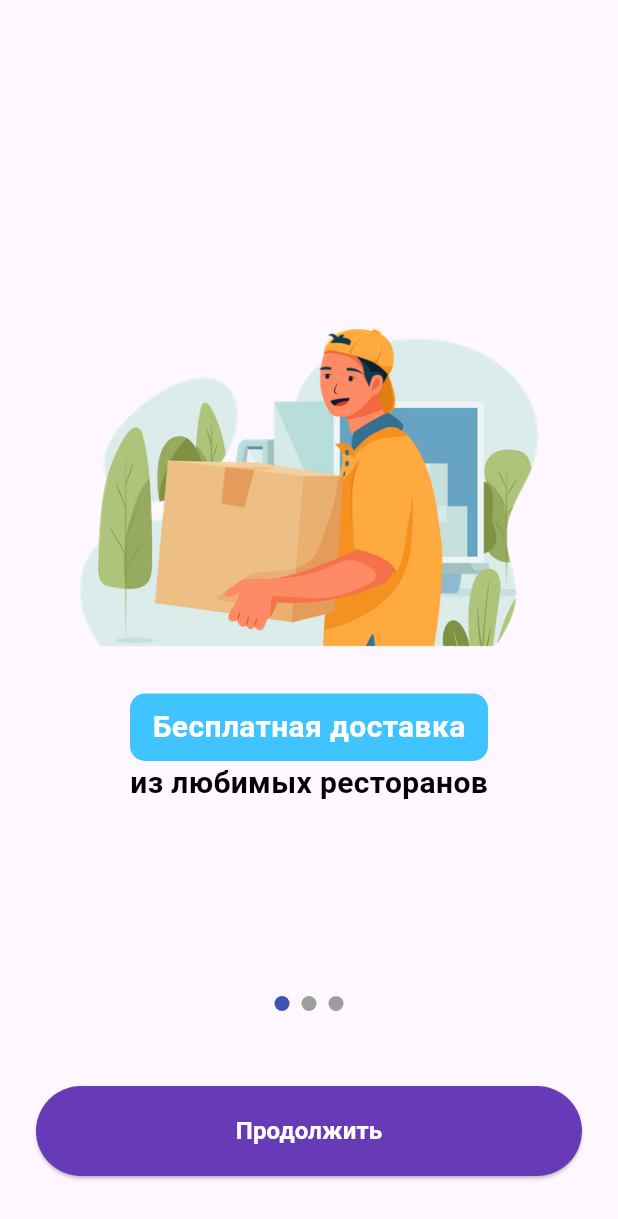
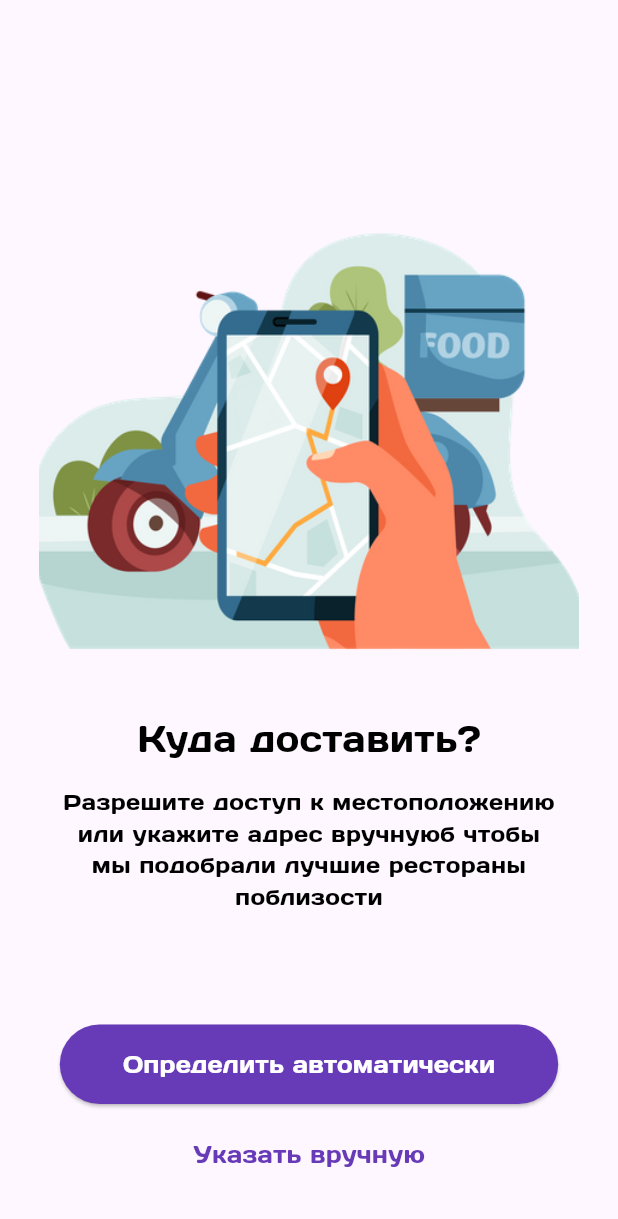
Before and after one commit to SiroProg/UzumTezkor, a Flutter app: the DetailScreen screen opened directly, after a tap on "Продолжить", on a phone screen of 412 x 824 dp. Shown: the top 1219 px of the screen. Run offline on Flutter 3.47's test engine with Material 2 defaults, Android fonts, the phone set to English and light mode, and no system bars; drawn by our look-alikes of smooth_page_indicator; our stand-ins replace flutter_svg.

Commit message:
location determination page is done

```diff
--- a/lib/src/common/app.dart
+++ b/lib/src/common/app.dart
@@ -9,6 +9,7 @@ class App extends StatelessWidget {
   Widget build(BuildContext context) {
     return MaterialApp(
       theme: ThemeData(
+        fontFamily: 'DaysOne',
         useMaterial3: true,
       ),
       title: "Uzum Tezkor",
--- a/lib/src/feature/registration_page/widgets/detail_screen.dart
+++ b/lib/src/feature/registration_page/widgets/detail_screen.dart
@@ -1,5 +1,7 @@
 import 'package:flutter/material.dart';
 import 'package:smooth_page_indicator/smooth_page_indicator.dart';
+
+import 'location_determination.dart';
 
 class DetailScreen extends StatefulWidget {
   const DetailScreen({super.key});
@@ -19,6 +21,12 @@ class _DetailScreenState extends State<DetailScreen> {
   }
 
   @override
+  void deactivate() {
+    super.deactivate();
+    pageController.dispose();
+  }
+
+  @override
   Widget build(BuildContext context) {
     return Scaffold(
       body: Stack(
@@ -34,7 +42,7 @@ class _DetailScreenState extends State<DetailScreen> {
                   child: SmoothPageIndicator(
                     controller: pageController,
                     count: 3,
-                    effect: WormEffect(
+                    effect: const WormEffect(
                       dotHeight: 10,
                       dotWidth: 10,
                       type: WormType.thin,
@@ -48,7 +56,12 @@ class _DetailScreenState extends State<DetailScreen> {
                     width: double.infinity,
                     height: 60,
                     child: ElevatedButton(
-                      onPressed: () {},
+                      onPressed: () => Navigator.push(
+                        context,
+                        MaterialPageRoute(
+                          builder: (context) => const LocationDetermination(),
+                        ),
+                      ),
                       style: ButtonStyle(
                         backgroundColor: MaterialStateColor.resolveWith(
                           (states) => Colors.deepPurple,
--- /dev/null
+++ b/lib/src/feature/registration_page/widgets/location_determination.dart
@@ -0,0 +1,82 @@
+import 'package:flutter/material.dart';
+
+class LocationDetermination extends StatelessWidget {
+  const LocationDetermination({super.key});
+
+  @override
+  Widget build(BuildContext context) {
+    return Scaffold(
+      body: SizedBox(
+        width: double.infinity,
+        child: Column(
+          mainAxisAlignment: MainAxisAlignment.end,
+          crossAxisAlignment: CrossAxisAlignment.center,
+          children: [
+            const Image(
+              width: 360,
+              height: 360,
+              fit: BoxFit.cover,
+              image: AssetImage("asset/icons/checking_the_location.png"),
+            ),
+            const Text(
+              "Куда доставить?",
+              style: TextStyle(
+                color: Colors.black,
+                fontSize: 24,
+              ),
+            ),
+            const Padding(
+              padding: EdgeInsets.symmetric(vertical: 15, horizontal: 40),
+              child: Text(
+                "Разрешите доступ к местоположению или укажите адрес вручнуюб чтобы мы подобрали лучшие рестораны поблизости",
+                style: TextStyle(
+                  color: Colors.black,
+                  fontSize: 15,
+                ),
+                textAlign: TextAlign.center,
+              ),
+            ),
+            const SizedBox(
+              height: 60,
+            ),
+            Column(
+              children: [
+                ElevatedButton(
+                  onPressed: () {},
+                  style: ElevatedButton.styleFrom(
+                      backgroundColor: Colors.deepPurple),
+                  child: const Padding(
+                    padding: EdgeInsets.symmetric(vertical: 15, horizontal: 18),
+                    child: Text(
+                      "Определить автоматически",
+                      style: TextStyle(
+                        color: Colors.white,
+                        fontSize: 16,
+                      ),
+                    ),
+                  ),
+                ),
+                const SizedBox(
+                  height: 10,
+                ),
+                TextButton(
+                  onPressed: () {},
+                  child: const Text(
+                    "Указать вручную",
+                    style: TextStyle(
+                      color: Colors.deepPurple,
+                      fontSize: 16,
+                    ),
+                  ),
+                ),
+              ],
+            ),
+            const SizedBox(
+              height: 30,
+            )
+          ],
+        ),
+      ),
+    );
+  }
+}
```
Also changed, not shown: pubspec.yaml (+7 -4 lines), asset/fonts/DaysOne-Regular.ttf (added), asset/fonts/PTSerif-Bold.ttf (added), asset/fonts/PTSerif-BoldItalic.ttf (added), asset/fonts/PTSerif-Italic.ttf (added), asset/fonts/PTSerif-Regular.ttf (added), asset/icons/checking_the_location.png (renamed from asset/icons/delivery-man-checking-the-delivery-location-2741048-2280838.png).
